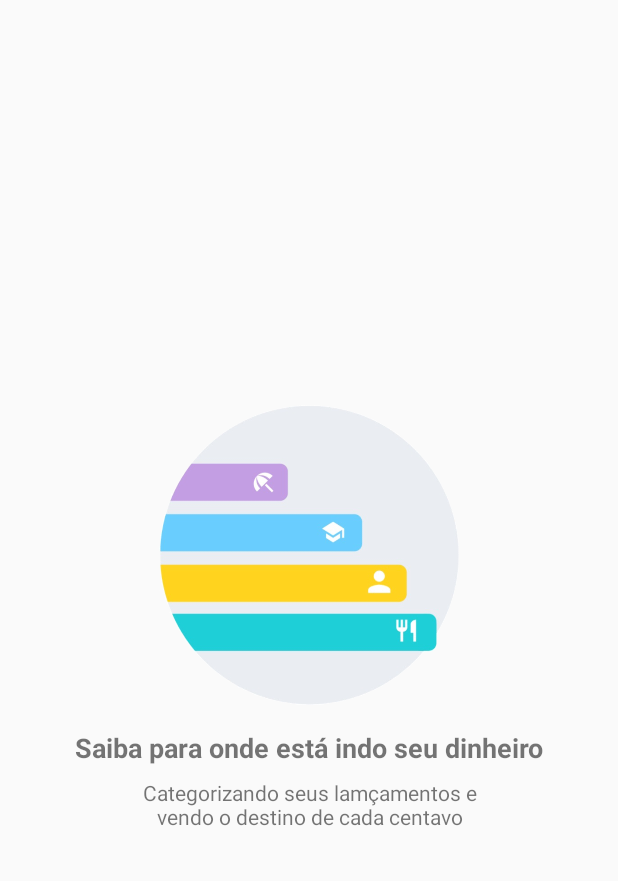
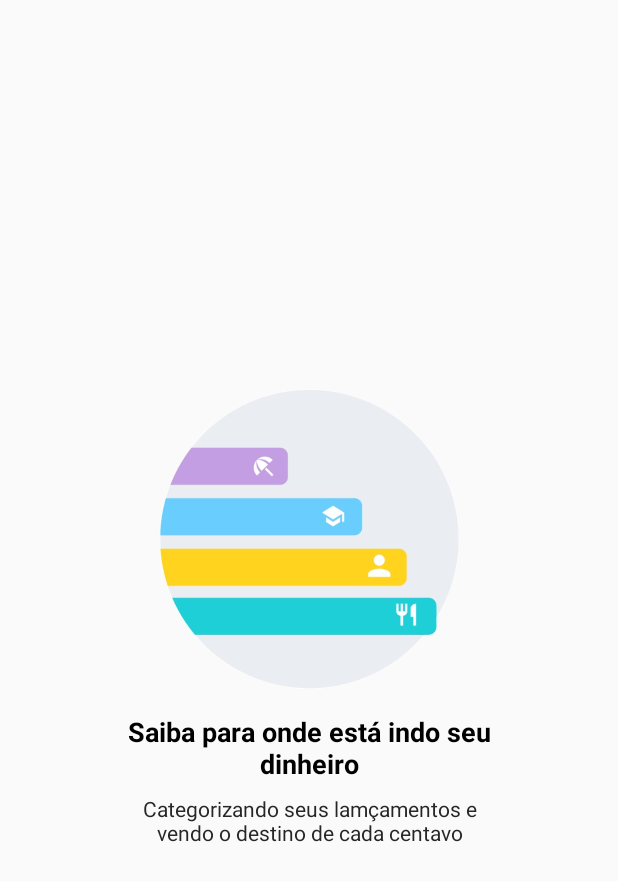
Before and after one commit to GabrielIFPB/gemme, an Android app: the layout slide_2.xml on its own in the app's theme, with its tools: preview values and no code run, on a phone screen of 412 x 824 dp. Shown: the top 881 px of the screen. Run offline under Robolectric (Android 15) with nearby library versions, the phone set to English and light mode, and no system bars.

Commit message:
slides funcionando

```diff
--- a/app/src/main/res/layout/slide_1.xml
+++ b/app/src/main/res/layout/slide_1.xml
@@ -35,6 +35,7 @@
         android:layout_marginBottom="8dp"
         android:gravity="center"
         android:text="@string/titulo_slide_1"
+        android:textColor="@android:color/black"
         android:textSize="18sp"
         android:textStyle="bold"
         app:layout_constraintBottom_toTopOf="@+id/textView2"
@@ -53,6 +54,7 @@
         android:layout_marginRight="8dp"
         android:layout_marginBottom="8dp"
         android:text="@string/descricao_slide_1"
+        android:textColor="@color/descricaoSlide"
         app:layout_constraintBottom_toBottomOf="parent"
         app:layout_constraintEnd_toEndOf="parent"
         app:layout_constraintHorizontal_bias="0.5"
--- a/app/src/main/res/layout/slide_2.xml
+++ b/app/src/main/res/layout/slide_2.xml
@@ -25,7 +25,7 @@
 
     <TextView
         android:id="@+id/textView"
-        android:layout_width="wrap_content"
+        android:layout_width="250dp"
         android:layout_height="wrap_content"
         android:layout_marginStart="8dp"
         android:layout_marginLeft="8dp"
@@ -35,6 +35,7 @@
         android:layout_marginBottom="8dp"
         android:gravity="center"
         android:text="@string/titulo_slide_2"
+        android:textColor="@android:color/black"
         android:textSize="18sp"
         android:textStyle="bold"
         app:layout_constraintBottom_toTopOf="@+id/textView2"
@@ -54,6 +55,7 @@
         android:layout_marginBottom="8dp"
         android:gravity="center"
         android:text="@string/descricao_slide_2"
+        android:textColor="@color/descricaoSlide"
         app:layout_constraintBottom_toBottomOf="parent"
         app:layout_constraintEnd_toEndOf="parent"
         app:layout_constraintHorizontal_bias="0.5"
--- a/app/src/main/res/layout/slide_3.xml
+++ b/app/src/main/res/layout/slide_3.xml
@@ -35,6 +35,7 @@
         android:layout_marginBottom="8dp"
         android:gravity="center"
         android:text="@string/titulo_slide_3"
+        android:textColor="@android:color/black"
         android:textSize="18sp"
         android:textStyle="bold"
         app:layout_constraintBottom_toTopOf="@+id/textView2"
@@ -53,6 +54,7 @@
         android:layout_marginRight="8dp"
         android:layout_marginBottom="8dp"
         android:text="@string/descricao_slide_3"
+        android:textColor="@color/descricaoSlide"
         app:layout_constraintBottom_toBottomOf="parent"
         app:layout_constraintEnd_toEndOf="parent"
         app:layout_constraintHorizontal_bias="0.5"
--- a/app/src/main/res/layout/slide_4.xml
+++ b/app/src/main/res/layout/slide_4.xml
@@ -35,6 +35,7 @@
         android:layout_marginBottom="8dp"
         android:gravity="center"
         android:text="@string/titulo_slide_4"
+        android:textColor="@android:color/black"
         android:textSize="18sp"
         android:textStyle="bold"
         app:layout_constraintBottom_toTopOf="@+id/textView2"
@@ -52,7 +53,9 @@
         android:layout_marginEnd="8dp"
         android:layout_marginRight="8dp"
         android:layout_marginBottom="8dp"
+        android:gravity="center"
         android:text="@string/descricao_slide_4"
+        android:textColor="@color/descricaoSlide"
         app:layout_constraintBottom_toBottomOf="parent"
         app:layout_constraintEnd_toEndOf="parent"
         app:layout_constraintHorizontal_bias="0.5"
--- a/app/src/main/res/values/colors.xml
+++ b/app/src/main/res/values/colors.xml
@@ -3,4 +3,5 @@
     <color name="colorPrimary">#6200EE</color>
     <color name="colorPrimaryDark">#3700B3</color>
     <color name="colorAccent">#03DAC5</color>
+    <color name="descricaoSlide">#272525</color>
 </resources>
```
Also changed, not shown: app/src/main/java/com/inteligenciadigital/gemme/MainActivity.java (+27 -1 lines).
